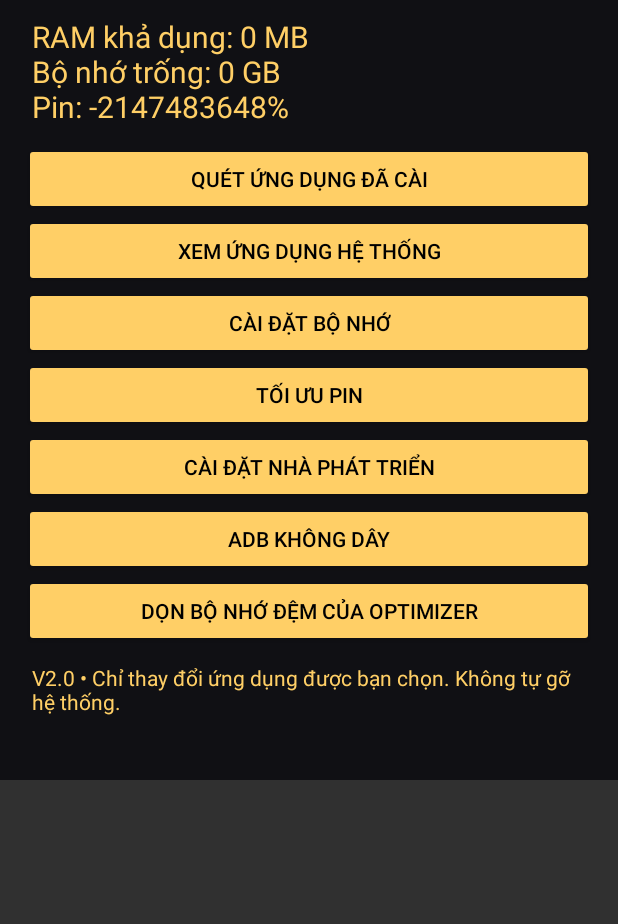
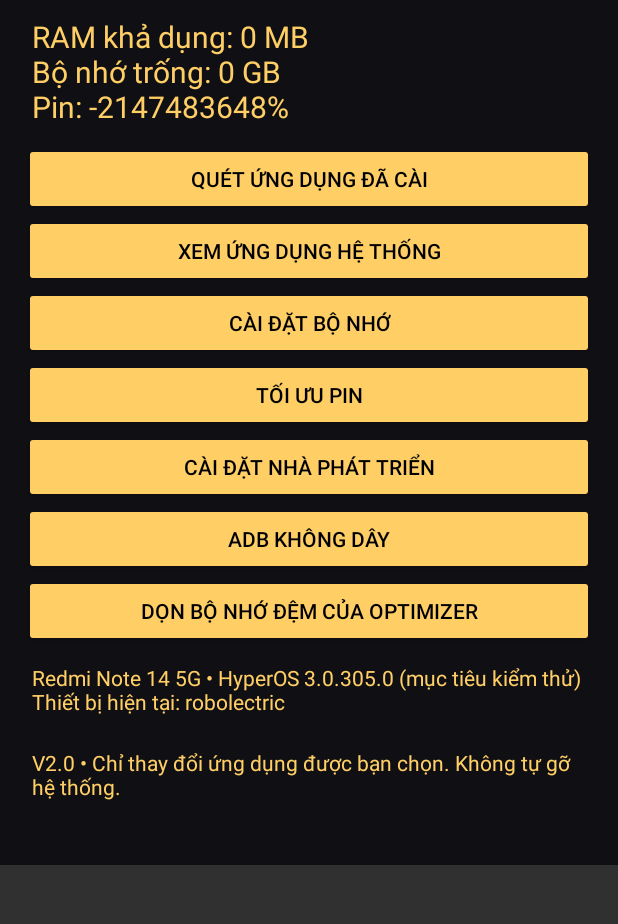
Before and after one commit to jinhwangdo1-hash/thiendao, an Android app: the screen it shows after launch (MainActivity), on a phone screen of 412 x 824 dp, the part 133-1057 px from its top. Run offline under Robolectric (Android 15) with nearby library versions, the phone set to English and light mode, and no system bars.

Commit message:
Target Redmi Note 14 5G and confirmed user app removal

```diff
--- a/optimizer/app/src/main/java/vn/thiendao/optimizer/MainActivity.java
+++ b/optimizer/app/src/main/java/vn/thiendao/optimizer/MainActivity.java
@@ -6,12 +6,12 @@ public class MainActivity extends Activity {
  void label(String t,int size){TextView v=new TextView(this);v.setText(t);v.setTextColor(gold);v.setTextSize(size);v.setPadding(8,16,8,16);root.addView(v);}
  void button(String t,Runnable r){Button b=new Button(this);b.setText(t);b.setTextColor(Color.BLACK);b.setBackgroundTintList(android.content.res.ColorStateList.valueOf(gold));root.addView(b);b.setOnClickListener(v->r.run());}
  public void onCreate(Bundle b){super.onCreate(b);home();}
- void home(){page("THIÊN ĐẠO • OPTIMIZER");ActivityManager.MemoryInfo m=new ActivityManager.MemoryInfo();((ActivityManager)getSystemService(ACTIVITY_SERVICE)).getMemoryInfo(m);StatFs f=new StatFs(Environment.getDataDirectory().getPath());int battery=((BatteryManager)getSystemService(BATTERY_SERVICE)).getIntProperty(BatteryManager.BATTERY_PROPERTY_CAPACITY);label("RAM khả dụng: "+m.availMem/1048576+" MB\nBộ nhớ trống: "+f.getAvailableBytes()/1073741824+" GB\nPin: "+battery+"%",20);button("Quét ứng dụng đã cài",()->apps(false));button("Xem ứng dụng hệ thống",()->apps(true));button("Cài đặt bộ nhớ",()->open(Settings.ACTION_INTERNAL_STORAGE_SETTINGS));button("Tối ưu pin",()->open(Settings.ACTION_BATTERY_SAVER_SETTINGS));button("Cài đặt nhà phát triển",()->open(Settings.ACTION_APPLICATION_DEVELOPMENT_SETTINGS));button("ADB không dây",()->adbPage());button("Dọn bộ nhớ đệm của Optimizer",()->{long n=clean(getCacheDir());Toast.makeText(this,"Đã dọn "+n+" byte",1).show();});label("V2.0 • Chỉ thay đổi ứng dụng được bạn chọn. Không tự gỡ hệ thống.",14);}
+ void home(){page("THIÊN ĐẠO • OPTIMIZER");ActivityManager.MemoryInfo m=new ActivityManager.MemoryInfo();((ActivityManager)getSystemService(ACTIVITY_SERVICE)).getMemoryInfo(m);StatFs f=new StatFs(Environment.getDataDirectory().getPath());int battery=((BatteryManager)getSystemService(BATTERY_SERVICE)).getIntProperty(BatteryManager.BATTERY_PROPERTY_CAPACITY);label("RAM khả dụng: "+m.availMem/1048576+" MB\nBộ nhớ trống: "+f.getAvailableBytes()/1073741824+" GB\nPin: "+battery+"%",20);button("Quét ứng dụng đã cài",()->apps(false));button("Xem ứng dụng hệ thống",()->apps(true));button("Cài đặt bộ nhớ",()->open(Settings.ACTION_INTERNAL_STORAGE_SETTINGS));button("Tối ưu pin",()->open(Settings.ACTION_BATTERY_SAVER_SETTINGS));button("Cài đặt nhà phát triển",()->open(Settings.ACTION_APPLICATION_DEVELOPMENT_SETTINGS));button("ADB không dây",()->adbPage());button("Dọn bộ nhớ đệm của Optimizer",()->{long n=clean(getCacheDir());Toast.makeText(this,"Đã dọn "+n+" byte",1).show();});label("Redmi Note 14 5G • HyperOS 3.0.305.0 (mục tiêu kiểm thử)\nThiết bị hiện tại: "+Build.MODEL,14);label("V2.0 • Chỉ thay đổi ứng dụng được bạn chọn. Không tự gỡ hệ thống.",14);}
  long clean(java.io.File f){long n=0;java.io.File[] fs=f.listFiles();if(fs!=null)for(java.io.File x:fs){if(x.isDirectory())n+=clean(x);else{long z=x.length();if(x.delete())n+=z;}}return n;}
  EditText field(String hint){EditText e=new EditText(this);e.setHint(hint);e.setTextColor(Color.WHITE);e.setHintTextColor(0xffaaaaaa);root.addView(e);return e;}
  void task(java.util.concurrent.Callable<String> job){new Thread(()->{String msg;try{msg=job.call();}catch(Throwable e){msg="Lỗi: "+e.getMessage();}final String result=msg;runOnUiThread(()->{if(!isFinishing())new AlertDialog.Builder(this).setMessage(result).setPositiveButton("OK",null).show();});}).start();}
  void adbPage(){page("ADB KHÔNG DÂY");button("Quay lại",()->home());label("Bật gỡ lỗi không dây trong tùy chọn nhà phát triển. Dùng chia đôi màn hình để nhập mã ghép nối. Hai cổng ghép nối và kết nối khác nhau.",15);button("Mở tùy chọn nhà phát triển",()->open(Settings.ACTION_APPLICATION_DEVELOPMENT_SETTINGS));EditText p=field("Cổng ghép nối"),c=field("Mã 6 chữ số"),q=field("Cổng kết nối");button("Ghép nối",()->{String port=p.getText().toString(),code=c.getText().toString();c.setText("");task(()->{if(!code.matches("[0-9]{6}"))return "Mã không hợp lệ";return AdbBridge.get().pair("127.0.0.1",Integer.parseInt(port),code)?"Ghép nối thành công":"Ghép nối thất bại";});});button("Kết nối",()->{String port=q.getText().toString();task(()->AdbBridge.get().connect("127.0.0.1",Integer.parseInt(port))?"Đã kết nối":"Kết nối thất bại");});button("Kiểm tra ADB",()->task(()->AdbBridge.get().command("id")));button("Ngắt kết nối",()->task(()->{AdbBridge.get().disconnect();return "Đã ngắt. Hãy tắt gỡ lỗi không dây khi không dùng.";}));}
  void open(String action){try{startActivity(new Intent(action));}catch(Exception e){Toast.makeText(this,"Thiết bị không hỗ trợ",0).show();}}
- void apps(boolean system){page(system?"Ứng dụng hệ thống":"Ứng dụng người dùng");button("Quay lại",()->home());List<ApplicationInfo> list=getPackageManager().getInstalledApplications(0);list.sort(Comparator.comparing(a->a.loadLabel(getPackageManager()).toString()));for(ApplicationInfo a:list){if(((a.flags&ApplicationInfo.FLAG_SYSTEM)!=0)!=system||a.packageName.equals(getPackageName()))continue;String name=a.loadLabel(getPackageManager()).toString();label(name+"\n"+a.packageName,15);button(system?"Thông tin • không tự gỡ":"Xem / gỡ cài đặt",()->{new AlertDialog.Builder(this).setTitle(name).setMessage(system?"Ứng dụng hệ thống được bảo vệ.":"Chỉ gỡ nếu bạn không cần ứng dụng này.").setNegativeButton("Hủy",null).setPositiveButton("Thông tin",(d,w)->startActivity(new Intent(Settings.ACTION_APPLICATION_DETAILS_SETTINGS,Uri.parse("package:"+a.packageName)))).show();});if(!system){button("Dừng ứng dụng qua ADB",()->new AlertDialog.Builder(this).setMessage("Dừng "+name+"? Có thể mất thông báo cho đến khi mở lại.").setNegativeButton("Hủy",null).setPositiveButton("Dừng",(d,w)->task(()->AdbBridge.get().command("am force-stop --user 0 "+safe(a.packageName)))).show());}}}
+ void apps(boolean system){page(system?"Ứng dụng hệ thống":"Ứng dụng người dùng");button("Quay lại",()->home());List<ApplicationInfo> list=getPackageManager().getInstalledApplications(0);list.sort(Comparator.comparing(a->a.loadLabel(getPackageManager()).toString()));for(ApplicationInfo a:list){if(((a.flags&ApplicationInfo.FLAG_SYSTEM)!=0)!=system||a.packageName.equals(getPackageName()))continue;String name=a.loadLabel(getPackageManager()).toString();label(name+"\n"+a.packageName,15);button(system?"Thông tin • không tự gỡ":"Xem / gỡ cài đặt",()->{new AlertDialog.Builder(this).setTitle(name).setMessage(system?"Ứng dụng hệ thống được bảo vệ.":"Chỉ gỡ nếu bạn không cần ứng dụng này.").setNegativeButton("Hủy",null).setPositiveButton("Thông tin",(d,w)->startActivity(new Intent(Settings.ACTION_APPLICATION_DETAILS_SETTINGS,Uri.parse("package:"+a.packageName)))).show();});if(!system){button("Gỡ qua ADB",()->new AlertDialog.Builder(this).setTitle("Gỡ "+name+"?").setMessage("Dữ liệu ứng dụng có thể bị xóa. Chỉ tiếp tục nếu đã sao lưu.").setNegativeButton("Hủy",null).setPositiveButton("Gỡ",(d,w)->task(()->AdbBridge.get().command("pm uninstall --user 0 "+safe(a.packageName)))).show());button("Dừng ứng dụng qua ADB",()->new AlertDialog.Builder(this).setMessage("Dừng "+name+"? Có thể mất thông báo cho đến khi mở lại.").setNegativeButton("Hủy",null).setPositiveButton("Dừng",(d,w)->task(()->AdbBridge.get().command("am force-stop --user 0 "+safe(a.packageName)))).show());}}}
  String safe(String p){if(!p.matches("[a-zA-Z0-9_]+(\\.[a-zA-Z0-9_]+)+")||p.equals(getPackageName()))throw new IllegalArgumentException("Gói không hợp lệ");return p;}
 }
```
